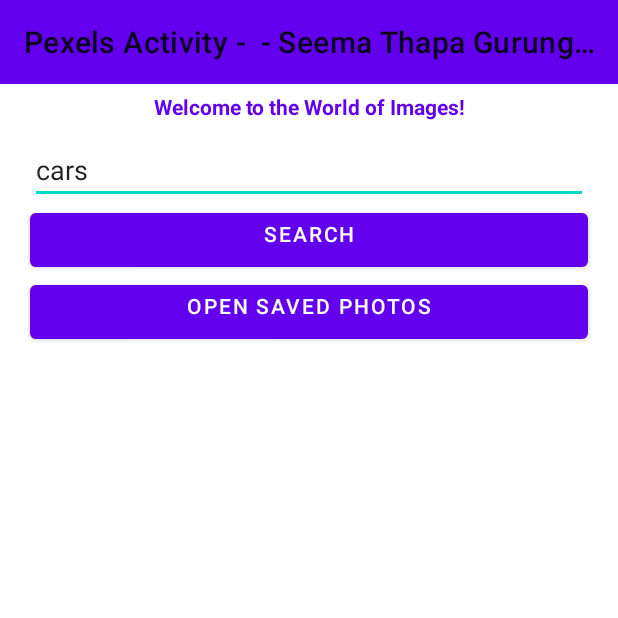
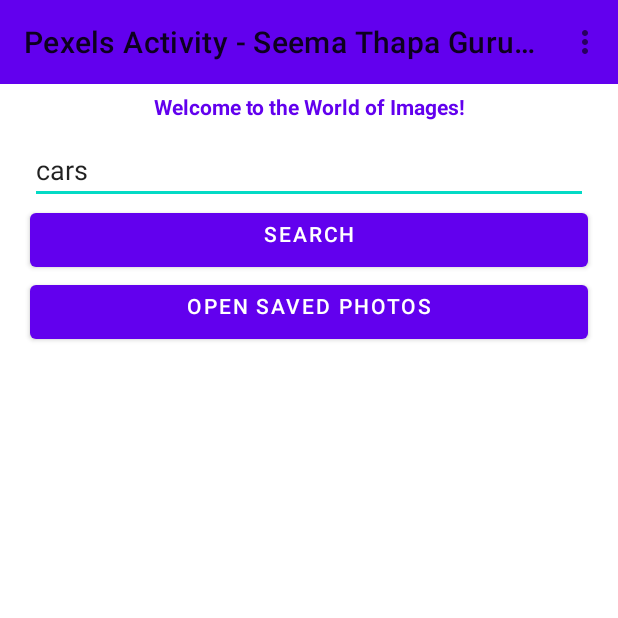
Before and after one commit to Clifford-124/CST2335_Final_Project, an Android app: the screen it shows after launch (PexelsActivity), after a tap on "Pexels", on a phone screen of 412 x 824 dp, the top half of it. Run offline under Robolectric (Android 15) with nearby library versions, the phone set to English and light mode, and no system bars.

```diff
--- a/app/src/main/java/com/project/cst2335/Activities/PexelsActivity.java
+++ b/app/src/main/java/com/project/cst2335/Activities/PexelsActivity.java
@@ -1,7 +1,11 @@
 package com.project.cst2335.Activities;
 
 import android.os.Bundle;
+import android.view.Menu;
+import android.view.MenuInflater;
+import android.view.MenuItem;
 
+import androidx.annotation.NonNull;
 import androidx.annotation.Nullable;
 import androidx.appcompat.app.AppCompatActivity;
 import androidx.appcompat.widget.Toolbar;
@@ -12,6 +16,8 @@ import com.project.cst2335.Fragments.PhotoDetailFragment;
 import com.project.cst2335.Fragments.PhotoListFragment;
 import com.project.cst2335.Models.PhotoModel;
 import com.project.cst2335.R;
+import com.project.cst2335.Utils.Utilities;
+
 /**
  *
  * Pexels activity responsible to displaying  list and detail fragments
@@ -31,7 +37,7 @@ public class PexelsActivity extends AppCompatActivity {
         String activity = getResources().getString(R.string.activity_name);
         String author = getResources().getString(R.string.author_name);
         String version = getResources().getString(R.string.version);
-        myToolbar.setTitle(activity + " - " + " - " + author + " - " + version);
+        myToolbar.setTitle(activity + " - " + author + " - " + version);
         setSupportActionBar(myToolbar);
         isTablet = findViewById(R.id.framePhotoDetails) != null;// this is null if on phone, true for tablet, false for phone
 
@@ -59,4 +65,20 @@ public class PexelsActivity extends AppCompatActivity {
             getSupportFragmentManager().beginTransaction().replace(R.id.framePhotosList, md).addToBackStack("PhotoListFragment").commit();
         }
     }
+    @Override
+    public boolean onCreateOptionsMenu(Menu menu) {
+        MenuInflater inflater = getMenuInflater();
+        inflater.inflate(R.menu.pexels_menu,menu);
+        return true;
+    }
+    @Override
+    public boolean onOptionsItemSelected(@NonNull MenuItem item) {
+        switch (item.getItemId()){
+            case R.id.help:
+                // showing help alert dialog
+                Utilities.showAlertDialog(getResources().getString(R.string.msg_title_help),getResources().getString(R.string.msg_pexel_help), PexelsActivity.this);
+                break;
+        }
+        return super.onOptionsItemSelected(item);
+    }
 }
--- a/app/src/main/java/com/project/cst2335/Database/DatabaseHelper.java
+++ b/app/src/main/java/com/project/cst2335/Database/DatabaseHelper.java
@@ -21,15 +21,17 @@ import java.util.List;
  */
 public class DatabaseHelper extends SQLiteOpenHelper {
 
-	public static final String DATABASE_NAME = "Appdb";
-	public static final int DATABASE_VERSION = 3;
+
+	public static final String DATABASE_NAME = "PexelsAppdb";
+	public static final int DATABASE_VERSION = 1;
 	public static String TABLE_PEXELS_PHOTO= "pexels_photo";
 	public static String TABLE_CARBON_DIOXIDE= "carbon_dioxide";
 
-	private static final String PHOTO_ROW_ID = "photo_row_id";
-	private static final String PHOTO_ID = "photo_id";
-	private static final String PHOTO_TINY_URL= "photo_tiny_url";
-	private static final String PHOTO_LARGE_URL= "photo_large_url";
+
+	private static final String PHOTO_ROW_ID = "photo_row_id"; //primary key of the table
+	private static final String PHOTO_ID = "photo_id"; //column name
+	private static final String PHOTO_TINY_URL= "photo_tiny_url"; //column name
+	private static final String PHOTO_LARGE_URL= "photo_large_url"; //column name
 
 	private static final String CARBON_D_ID = "id";
 	private static final String CARBON_D_MODEL_NAME = "name";
@@ -79,7 +81,7 @@ public class DatabaseHelper extends SQLiteOpenHelper {
 		cv.put(PHOTO_ID,photo.getId());
 		cv.put(PHOTO_TINY_URL,photo.getTinyUrl());
 		cv.put(PHOTO_LARGE_URL,photo.getLarge2xUrl());
-		long i = db.insert(TABLE_PEXELS_PHOTO, null, cv);
+		long i = db.insert(TABLE_PEXELS_PHOTO, null, cv); //insert the new photo and return the id created
 		db.close();
 		return i;
 	}
@@ -118,7 +120,7 @@ public class DatabaseHelper extends SQLiteOpenHelper {
 	 */
 	private void createPexelsPhotoTable(SQLiteDatabase db ){
 		if(!db.isOpen()){
-			db=getWritableDatabase();
+			db=getWritableDatabase(); //returns a SQLiteDtabase object that lets you insert, update and delete.
 		}
 		db.execSQL("CREATE TABLE '"
 				+ TABLE_PEXELS_PHOTO
@@ -137,7 +139,7 @@ public class DatabaseHelper extends SQLiteOpenHelper {
 	 */
 	public PhotoModel getPhotoByID(int id)
 	{
-		SQLiteDatabase db = getReadableDatabase();
+		SQLiteDatabase db = getReadableDatabase();//returns a database that is read-only
 		String query = "SELECT *"
 				+ " FROM " + TABLE_PEXELS_PHOTO + ""
 				+ " WHERE " + PHOTO_ID + " = '" + id + "' ;";
@@ -153,9 +155,9 @@ public class DatabaseHelper extends SQLiteOpenHelper {
 			if (cursor.moveToFirst()) {
 
 				do {
-					int photo_id = cursor.getInt(cursor.getColumnIndex(PHOTO_ID));
-					String tiny_url = cursor.getString(cursor.getColumnIndex(PHOTO_TINY_URL));
-					String large_url = cursor.getString(cursor.getColumnIndex(PHOTO_LARGE_URL));
+					int photo_id = cursor.getInt(cursor.getColumnIndex(PHOTO_ID));//0
+					String tiny_url = cursor.getString(cursor.getColumnIndex(PHOTO_TINY_URL));//1
+					String large_url = cursor.getString(cursor.getColumnIndex(PHOTO_LARGE_URL));//2
 
 					photo = new PhotoModel();
 					photo.setId(photo_id);
--- a/app/src/main/res/layout/popout_header.xml
+++ b/app/src/main/res/layout/popout_header.xml
@@ -23,13 +23,13 @@
         android:layout_width="match_parent"
         android:layout_height="wrap_content"
         android:paddingTop="@dimen/nav_header_vertical_spacing"
-        android:text="@string/activity_name"
+        android:text="@string/activity_group"
         android:textAppearance="@style/TextAppearance.AppCompat.Body1" />
     <TextView
         android:layout_width="match_parent"
         android:layout_height="wrap_content"
         android:paddingTop="@dimen/nav_header_vertical_spacing"
-        android:text="@string/author_name"
+        android:text="@string/author_group"
         android:textAppearance="@style/TextAppearance.AppCompat.Body1" />
     <TextView
         android:layout_width="match_parent"
--- /dev/null
+++ b/app/src/main/res/menu/pexels_menu.xml
@@ -0,0 +1,8 @@
+<menu xmlns:android="http://schemas.android.com/apk/res/android"
+xmlns:app="http://schemas.android.com/apk/res-auto">
+<item
+    android:id="@+id/help"
+    android:orderInCategory="100"
+    android:title="@string/help"
+    app:showAsAction="never" />
+</menu>
--- a/app/src/main/res/values/strings.xml
+++ b/app/src/main/res/values/strings.xml
@@ -49,13 +49,15 @@
 
     <string name="help">Help</string>
     <string name="btn_delete">Delete</string>
+    <string name="btn_save">SAVE</string>
     <string name="btn_close">Close</string>
     <string name="welcome_message">Welcome to the World of Images!</string>
     <string name="btn_search">Search</string>
     <string name="msg_title_help">Help</string>
     <string name="msg_no_internet">No Internet Connection</string>
     <string name="pexel_project">Pexels Project</string>
-    <string name="msg_main_help">Tap the hamburger icon to open a list of available projects and select a project to open it. Type any term in the search field and press the search button then click on the image to see the details page</string>
+    <string name="msg_main_help">Tap the hamburger icon to open a list of available projects and select a project to open it.</string>
+    <string name="msg_pexel_help">Type any term in the search field and press the search button then click on the image to see the details page</string>
     <string name="err_processing">Error while processing request</string>
     <string name="msg_confirm_delete">Are you sure you want to delete this photo?</string>
     <string name="msg_title_confirm_delete">Confirm</string>
@@ -73,6 +75,8 @@
     <string name="version">v1.0</string>
     <string name="author_name">Seema Thapa Gurung</string>
     <string name="activity_name">Pexels Activity</string>
+    <string name="author_group">Seema, Cliff, Renu, Faisal</string>
+    <string name="activity_group">Final project</string>
     <string name="desc">CST2335 Final Project\n\nPexels\n\nOwlbot Dictionary\n\nCovid 19 Information tracker\n\nCarbon Dioxide interface\n\nPlease tap on the Hamburger icon on top left to select a project</string>
     <string name="task_completed">Task Completed Successfully</string>
     <string name="open_saved_photos">Open Saved Photos</string>
```
Also changed, not shown: 2 other files.
